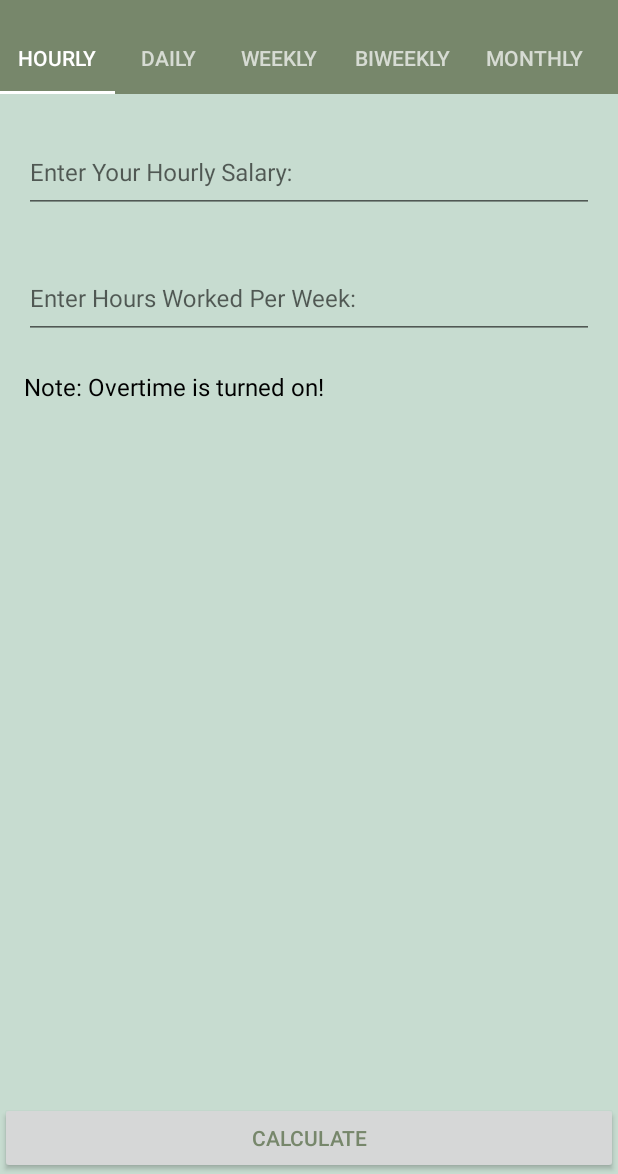
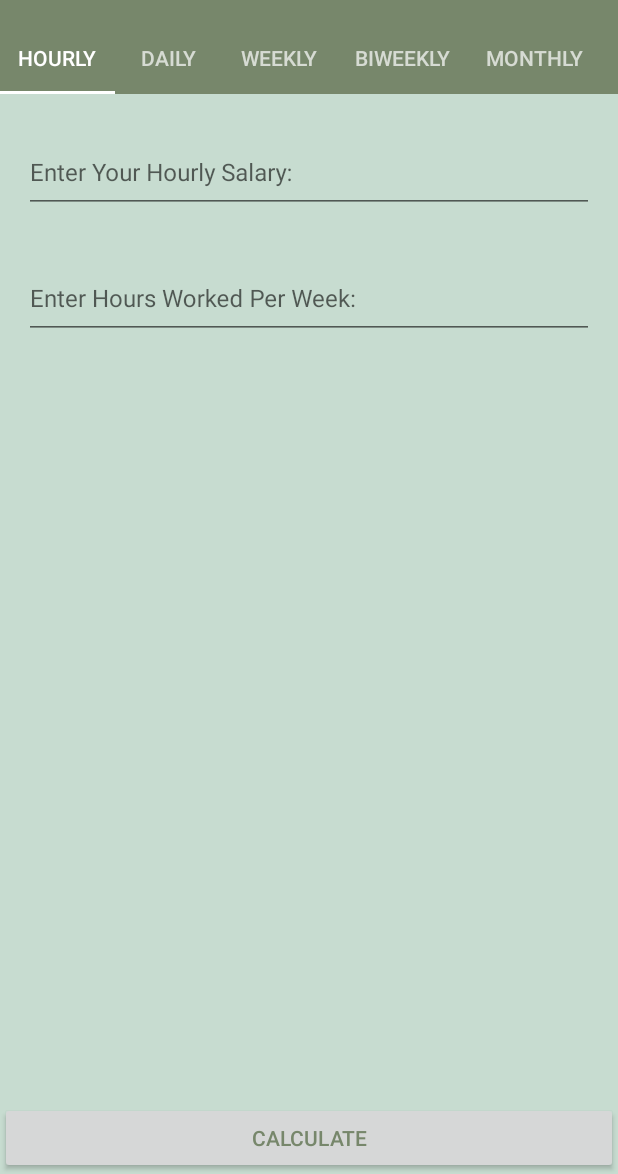
Before and after one commit to AaronRietschlin/EasySalSalaryCalculator, an Android app: the screen it shows after launch (EsHostActivityCompat), on a phone screen of 412 x 824 dp, the part 62-1236 px from its top. Run offline under Robolectric (Android 15) with nearby library versions, the phone set to English and light mode, and no system bars; our stand-ins replace ButterKnife; plain views replace AdView.

Commit message:
Added new menu item for OT note (removed the label).

```diff
--- a/main/src/main/java/com/asa/easysal/calculators/EsCalculator.java
+++ b/main/src/main/java/com/asa/easysal/calculators/EsCalculator.java
@@ -1,5 +1,6 @@
 package com.asa.easysal.calculators;
 
+import android.content.Context;
 import android.os.Parcelable;
 import android.support.annotation.IntDef;
 import android.support.annotation.StringRes;
@@ -12,7 +13,7 @@ import java.lang.annotation.RetentionPolicy;
  */
 public interface EsCalculator extends Parcelable {
 
-    boolean canHaveOvertime();
+    boolean canHaveOvertime(Context context);
 
     void performCalculation(double[] values, CalculatorCallback callback);
 
--- a/main/src/main/java/com/asa/easysal/calculators/HourlyCalculator.java
+++ b/main/src/main/java/com/asa/easysal/calculators/HourlyCalculator.java
@@ -1,9 +1,10 @@
 package com.asa.easysal.calculators;
 
+import android.content.Context;
 import android.os.Parcel;
-import android.os.Parcelable;
 
 import com.asa.easysal.R;
+import com.asa.easysal.SettingsUtil;
 
 /**
  * Created by aaron on 7/14/15.
@@ -11,8 +12,8 @@ import com.asa.easysal.R;
 public class HourlyCalculator implements EsCalculator {
 
     @Override
-    public boolean canHaveOvertime() {
-        return true;
+    public boolean canHaveOvertime(Context context) {
+        return SettingsUtil.isOvertime(context);
     }
 
     @Override
@@ -39,7 +40,8 @@ public class HourlyCalculator implements EsCalculator {
     public void writeToParcel(Parcel dest, int flags) {
     }
 
-    public HourlyCalculator(){}
+    public HourlyCalculator() {
+    }
 
     protected HourlyCalculator(Parcel in) {
     }
--- a/main/src/main/java/com/asa/easysal/ui/EsSalaryFragment.java
+++ b/main/src/main/java/com/asa/easysal/ui/EsSalaryFragment.java
@@ -4,14 +4,16 @@ import android.app.Activity;
 import android.graphics.Color;
 import android.os.Bundle;
 import android.support.annotation.StringRes;
+import android.support.design.widget.Snackbar;
 import android.support.design.widget.TextInputLayout;
 import android.support.v4.app.Fragment;
 import android.view.LayoutInflater;
+import android.view.Menu;
+import android.view.MenuInflater;
+import android.view.MenuItem;
 import android.view.View;
 import android.view.ViewGroup;
-import android.widget.Button;
 import android.widget.EditText;
-import android.widget.TextView;
 
 import com.asa.easysal.CalculationUtils;
 import com.asa.easysal.R;
@@ -40,11 +42,6 @@ public class EsSalaryFragment extends Fragment implements EsCalculator.Calculato
     EditText mHoursField;
     @Bind(R.id.main_hours_field_layout)
     TextInputLayout mHoursInputLayout;
-
-    @Bind(R.id.main_ot_label)
-    TextView overtimeTv;
-    @Bind(R.id.button_calculate)
-    Button calculateButton;
 
     // Not keeping the reset button. TODO - Keep this in case I bring it back.
     // private Button resetButton;
@@ -77,6 +74,7 @@ public class EsSalaryFragment extends Fragment implements EsCalculator.Calculato
     @Override
     public void onCreate(Bundle savedInstanceState) {
         super.onCreate(savedInstanceState);
+        setHasOptionsMenu(true);
 
         if (mCalculator == null) {
             Bundle args = getArguments();
@@ -107,6 +105,12 @@ public class EsSalaryFragment extends Fragment implements EsCalculator.Calculato
             mHoursField.setTextColor(Color.BLACK);
             mWageField.setTextColor(Color.BLACK);
         }
+    }
+
+    @Override
+    public void onResume() {
+        super.onResume();
+        mActivity.invalidateOptionsMenu();
     }
 
     @Override
@@ -188,6 +192,34 @@ public class EsSalaryFragment extends Fragment implements EsCalculator.Calculato
         mCalculator.performCalculation(params, this);
     }
 
+    @Override
+    public void onPrepareOptionsMenu(Menu menu) {
+        super.onPrepareOptionsMenu(menu);
+    }
+
+    @Override
+    public void onCreateOptionsMenu(Menu menu, MenuInflater inflater) {
+        super.onCreateOptionsMenu(menu, inflater);
+        if (mCalculator.canHaveOvertime(mActivity)) {
+            inflater.inflate(R.menu.menu_ot, menu);
+        }
+    }
+
+    @Override
+    public boolean onOptionsItemSelected(MenuItem item) {
+        switch (item.getItemId()) {
+            case R.id.menu_ot:
+                if (mCalculator.canHaveOvertime(mActivity)) {
+                    Snackbar snackbar = SnackUtils.make(this, R.string.overtime_turned_on, Snackbar.LENGTH_LONG);
+                    if (snackbar != null) {
+                        snackbar.show();
+                    }
+                    return true;
+                }
+                break;
+        }
+        return super.onOptionsItemSelected(item);
+    }
 
     @Override
     public void success(double[] results) {
--- a/main/src/main/res/layout/calculate_layout_md.xml
+++ b/main/src/main/res/layout/calculate_layout_md.xml
@@ -61,15 +61,6 @@
                     android:inputType="numberDecimal"
                     android:singleLine="true"/>
             </android.support.design.widget.TextInputLayout>
-
-            <TextView
-                android:id="@+id/main_ot_label"
-                style="?myText"
-                android:layout_width="wrap_content"
-                android:layout_height="wrap_content"
-                android:layout_alignParentLeft="true"
-                android:layout_below="@+id/main_hours_field"
-                android:text="@string/overtime_turned_on"/>
         </LinearLayout>
     </ScrollView>
 
--- /dev/null
+++ b/main/src/main/res/menu/menu_ot.xml
@@ -0,0 +1,10 @@
+<?xml version="1.0" encoding="utf-8"?>
+<menu xmlns:android="http://schemas.android.com/apk/res/android"
+      xmlns:app="http://schemas.android.com/apk/res-auto">
+    <item
+        android:id="@+id/menu_ot"
+        android:icon="@drawable/ic_info_outline"
+        android:orderInCategory="2"
+        android:title="@string/action_ot"
+        app:showAsAction="always"/>
+</menu>
--- a/main/src/main/res/values/strings.xml
+++ b/main/src/main/res/values/strings.xml
@@ -3,6 +3,9 @@
     <string name="app_name">EasySal Salary Calculator</string>
     <string name="hello_world">Hello world!</string>
     <string name="title_activity_easy_sal_salary_calculator">EasySal</string>
+
+    <!-- Action Strings -->
+    <string name="action_ot">Overtime Info</string>
 
     <!-- Results title -->
     <string name="results_dialog_title">EasySal Earnings</string>
```
Also changed, not shown: main/src/main/java/com/asa/easysal/SnackUtils.java (+14 -3 lines), main/src/main/res/drawable-hdpi/ic_info_outline.png (added), main/src/main/res/drawable-mdpi/ic_info_outline.png (added), main/src/main/res/drawable-xhdpi/ic_info_outline.png (added), main/src/main/res/drawable-xxhdpi/ic_info_outline.png (added), main/src/main/res/drawable-xxxhdpi/ic_info_outline.png (added).
